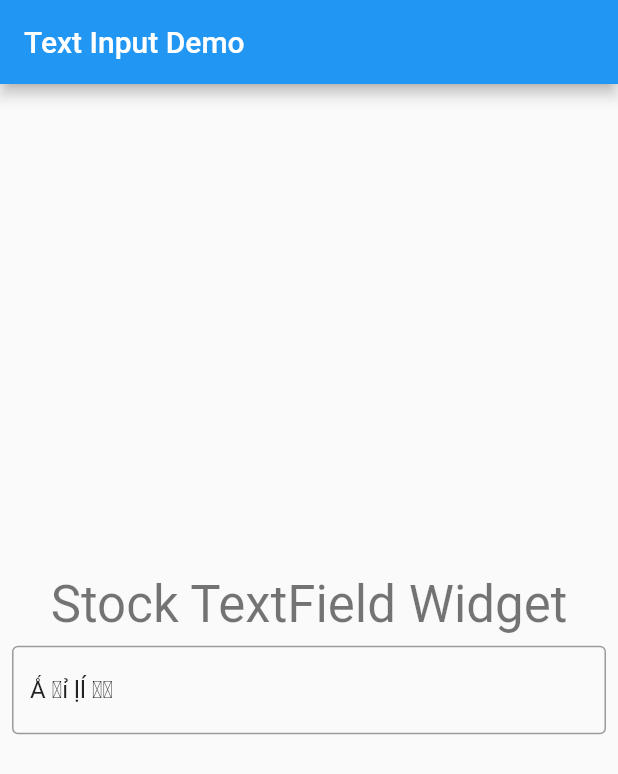
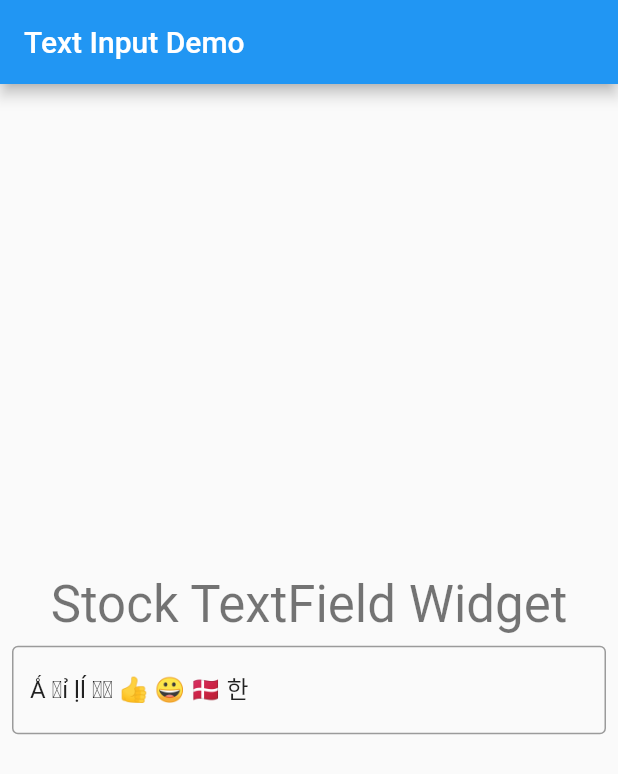
Before and after one commit to InMatrix/text_input_demo, a Flutter app: the screen it shows after launch, on a phone screen of 412 x 824 dp. Shown: the top 774 px of the screen. Run offline on Flutter 3.47's test engine with Material 2 defaults, Android fonts, the phone set to English and light mode, and no system bars.

Commit message:
Add emojis to the default text

```diff
--- a/lib/main.dart
+++ b/lib/main.dart
@@ -29,7 +29,7 @@ class _MyHomePageState extends State<MyHomePage> {
   final _controller = TextEditingController();
 
   void initState() {
-    _controller.text = "Ǻ Ɐỉ ḷĺ ƕⱶ ";
+    _controller.text = "Ǻ Ɐỉ ḷĺ ƕⱶ 👍 😀 🇩🇰 한";
     super.initState();
   }
 
```
